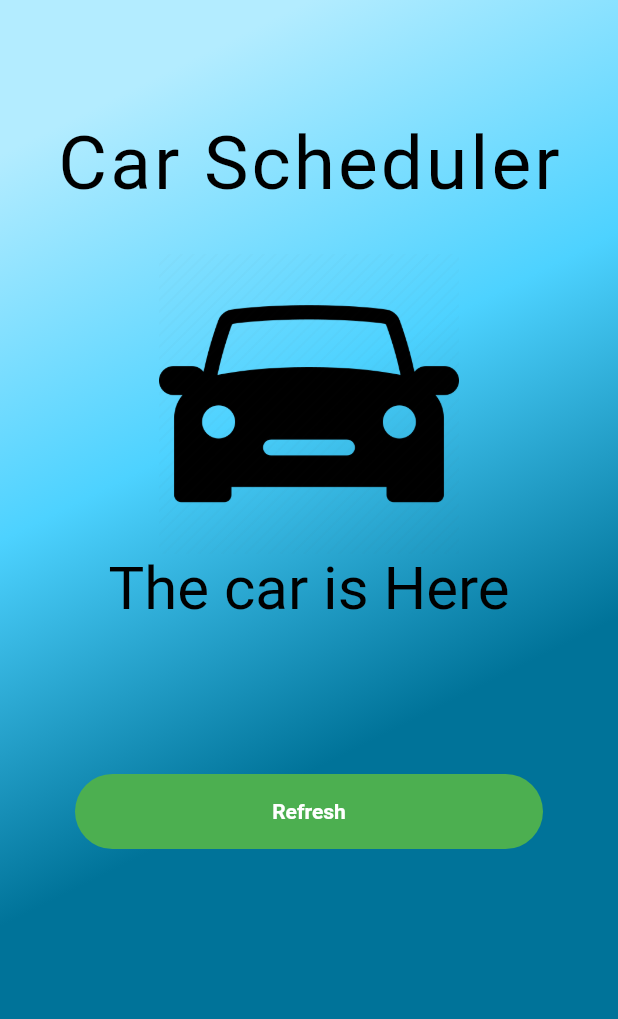
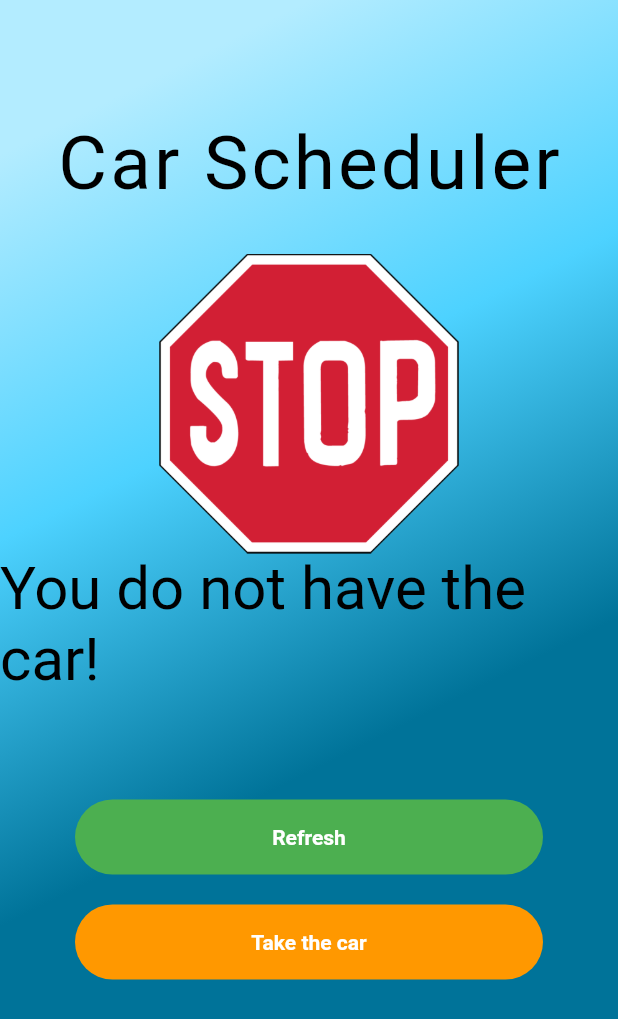
Before and after one commit to meitar5501/CarScheduler, a Flutter app: the CarState screen opened by its route, after a tap on "Refresh", on a phone screen of 412 x 824 dp. Shown: the top 1019 px of the screen. Run offline on Flutter 3.47's test engine with Material 2 defaults, Android fonts, the phone set to English and light mode, and no system bars; network calls fail; statements that could not run were skipped.

Commit message:
implement server

```diff
--- a/car_scheduler/lib/car_state.dart
+++ b/car_scheduler/lib/car_state.dart
@@ -16,16 +16,35 @@ import './presentation/background.dart';
 import './presentation/car_location.dart';
 
 import './logic/check_login_data.dart';
+import './logic/check_car_location.dart';
 
 class CarState extends StatefulWidget {
 
-  const CarState();
+  final String username;
+
+
+  const CarState({required this.username});
 
   @override
   _CarStateState createState() => _CarStateState();
 }
 
 class _CarStateState extends State<CarState> {
+
+  bool is_here = false;
+
+  void initState() {
+    super.initState();
+    () async {
+      this.is_here = await car_is_here(widget.username);
+      setState(() {});
+    };
+  }
+
+  void _update_car_state(username) async {
+    this.is_here = await car_is_here(username);
+    setState(() {});
+  }
 
   @override
   Widget build(BuildContext context) {
@@ -47,8 +66,8 @@ class _CarStateState extends State<CarState> {
                 ),
               ),
               SizedBox(height: 30,),
-              CarHere(),
-              SizedBox(height: 100,),
+              this.is_here ? CarHere() : CarNotHere(),
+              SizedBox(height: 70,),
               Container(
                 height: 50,
                 width: double.infinity,
@@ -60,9 +79,26 @@ class _CarStateState extends State<CarState> {
                 child:
                   TextButton(
                     onPressed: () {
-                      print("Refreshing ");
+                      this._update_car_state(widget.username);
                     },
                     child: Text("Refresh", style: TextStyle(color: Colors.white, fontWeight: FontWeight.bold),),
+                  ),
+              ),
+              SizedBox(height: 20,),
+              Container(
+                height: 50,
+                width: double.infinity,
+                margin: EdgeInsets.symmetric(horizontal: 50),
+                decoration: BoxDecoration(
+                  borderRadius: BorderRadius.circular(50),
+                  color: Colors.orange,
+                ),
+                child:
+                  TextButton(
+                    onPressed: () {
+                      print("implement car getting");
+                    },
+                    child: Text("Take the car", style: TextStyle(color: Colors.white, fontWeight: FontWeight.bold),),
                   ),
               ),
             ],
--- /dev/null
+++ b/car_scheduler/lib/logic/check_car_location.dart
@@ -0,0 +1,20 @@
+import 'package:flutter/material.dart';
+import 'package:http/http.dart' as http;
+import 'dart:async';
+import 'dart:convert';
+
+var SERVER_ADDR = 'http://127.0.0.1:8000/';
+
+Future<bool> car_is_here(username) async
+{
+  print(username);
+  final response = await http.get(Uri.parse(SERVER_ADDR + 'car_state/' + username));
+  print(response.body);
+  Map<String, dynamic> json_response = jsonDecode(response.body);
+  if (response.statusCode != 200)
+  {
+    return false;
+  }
+
+  return (json_response['car_location'] == username);
+}
--- a/car_scheduler/lib/login.dart
+++ b/car_scheduler/lib/login.dart
@@ -4,6 +4,12 @@ import 'package:http/http.dart';
 import './presentation/background.dart';
 
 import './logic/check_login_data.dart';
+
+class LoginArguments {
+  final String username;
+
+  LoginArguments(this.username);
+}
 
 class Login extends StatefulWidget {
 
--- a/car_scheduler/lib/presentation/car_location.dart
+++ b/car_scheduler/lib/presentation/car_location.dart
@@ -14,7 +14,7 @@ class CarHere extends StatelessWidget
         ),
         Center(
           child: Text(
-            'The car is Here',
+            'You have the car',
             style: TextStyle(
               fontSize: 40,
               color: Colors.black,
@@ -39,7 +39,7 @@ class CarNotHere extends StatelessWidget
         ),
         Center(
           child: Text(
-            'The car is not Here',
+            'You do not have the car!',
             style: TextStyle(
               fontSize: 40,
               color: Colors.black,
--- a/car_scheduler/lib/route_generator.dart
+++ b/car_scheduler/lib/route_generator.dart
@@ -2,17 +2,20 @@ import 'package:flutter/material.dart';
 import './login.dart';
 import './schedule.dart';
 import './car_state.dart';
+import 'dart:convert';
+
 
 class RouteGenerator {
   static Route<dynamic> generate_route(RouteSettings settings) {
-    final args = settings.arguments;
 
     switch(settings.name) {
       case '/':
         return MaterialPageRoute(builder: (_) => Login());
       case '/carState':
-        return MaterialPageRoute(builder: (_) => CarState());
-
+        String username = settings.arguments.toString();
+        return MaterialPageRoute(builder: (BuildContext context){
+          return CarState(username:username);
+        });
       default:
         return MaterialPageRoute(builder: (_) => Text("Error"));
     }
```
Also changed, not shown: car_scheduler/lib/logic/check_login_data.dart (+28 -6 lines), 2 other files.
